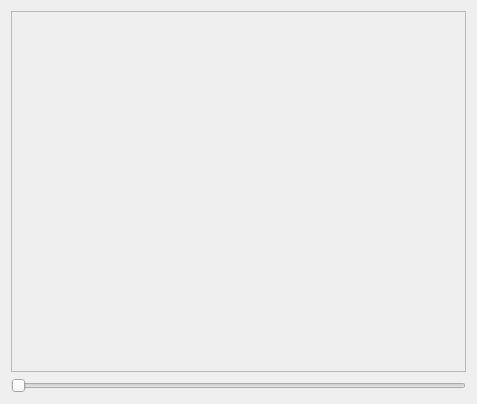
Qt form ChartPlugin/ChartWidget.ui (OnlyOneTerry/operatorList) before a commit.
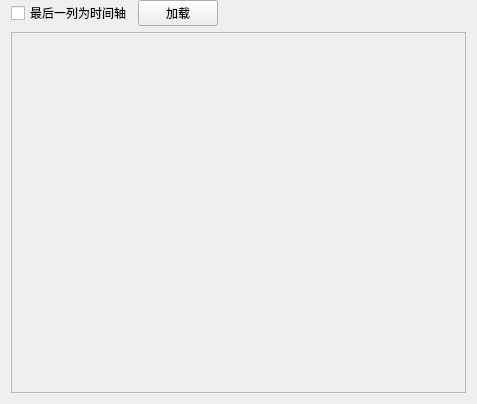
The same form after that commit.

The edit to the form file:
```diff
--- a/ChartPlugin/ChartWidget.ui
+++ b/ChartPlugin/ChartWidget.ui
@@ -14,6 +14,40 @@
    <string>ChartWidget</string>
   </property>
   <layout class="QVBoxLayout" name="verticalLayout_3">
+   <property name="topMargin">
+    <number>0</number>
+   </property>
+   <item>
+    <layout class="QHBoxLayout" name="horizontalLayout">
+     <item>
+      <widget class="QCheckBox" name="checkBox_time">
+       <property name="text">
+        <string>最后一列为时间轴</string>
+       </property>
+      </widget>
+     </item>
+     <item>
+      <widget class="QPushButton" name="pushButton_load">
+       <property name="text">
+        <string>加载</string>
+       </property>
+      </widget>
+     </item>
+     <item>
+      <spacer name="horizontalSpacer">
+       <property name="orientation">
+        <enum>Qt::Horizontal</enum>
+       </property>
+       <property name="sizeHint" stdset="0">
+        <size>
+         <width>40</width>
+         <height>20</height>
+        </size>
+       </property>
+      </spacer>
+     </item>
+    </layout>
+   </item>
    <item>
     <widget class="QScrollArea" name="scrollArea">
      <property name="widgetResizable">
@@ -25,7 +59,7 @@
         <x>0</x>
         <y>0</y>
         <width>457</width>
-        <height>363</height>
+        <height>365</height>
        </rect>
       </property>
       <layout class="QVBoxLayout" name="verticalLayout_2">
@@ -36,13 +70,6 @@
      </widget>
     </widget>
    </item>
-   <item>
-    <widget class="QSlider" name="horizontalSlider">
-     <property name="orientation">
-      <enum>Qt::Horizontal</enum>
-     </property>
-    </widget>
-   </item>
   </layout>
  </widget>
  <layoutdefault spacing="6" margin="11"/>
```
